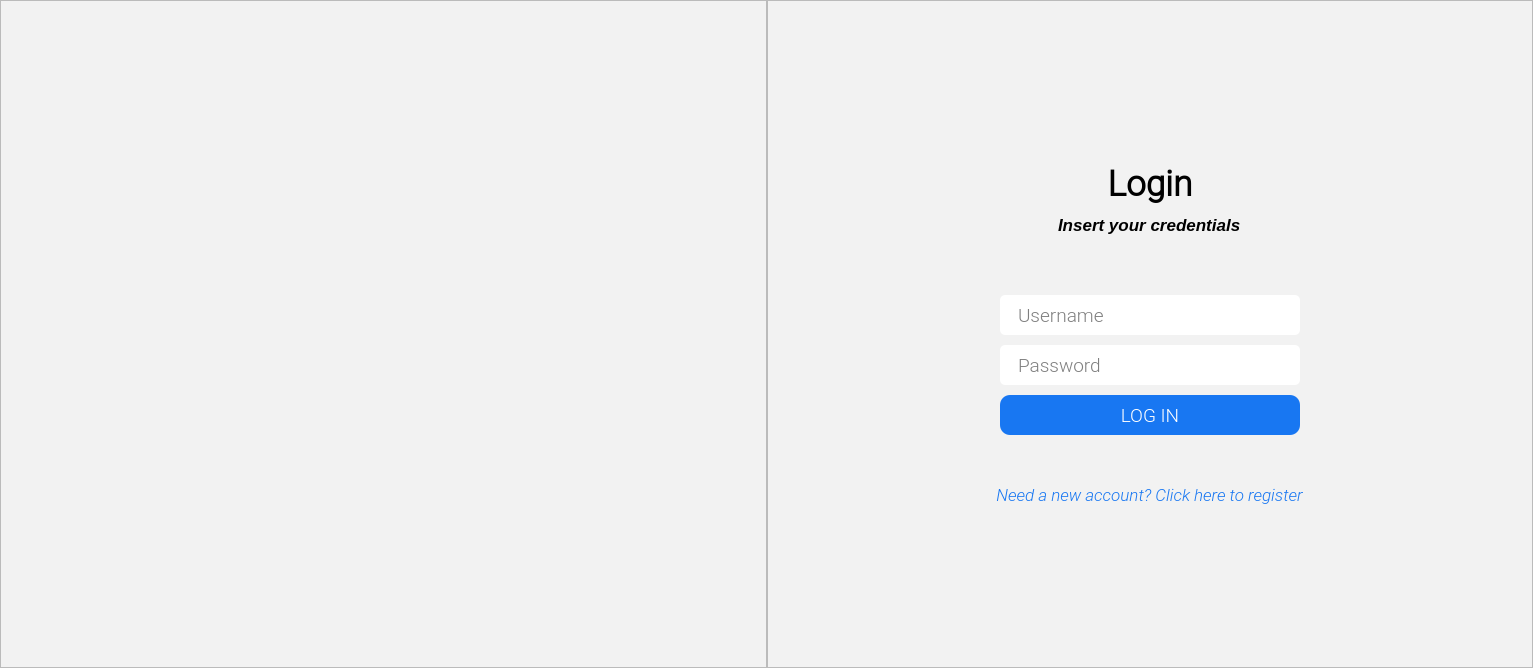
The window that src/client_new/ui/login_form.ui (franco-ruggeri/write-together) describes before a commit, drawn with Qt 5.
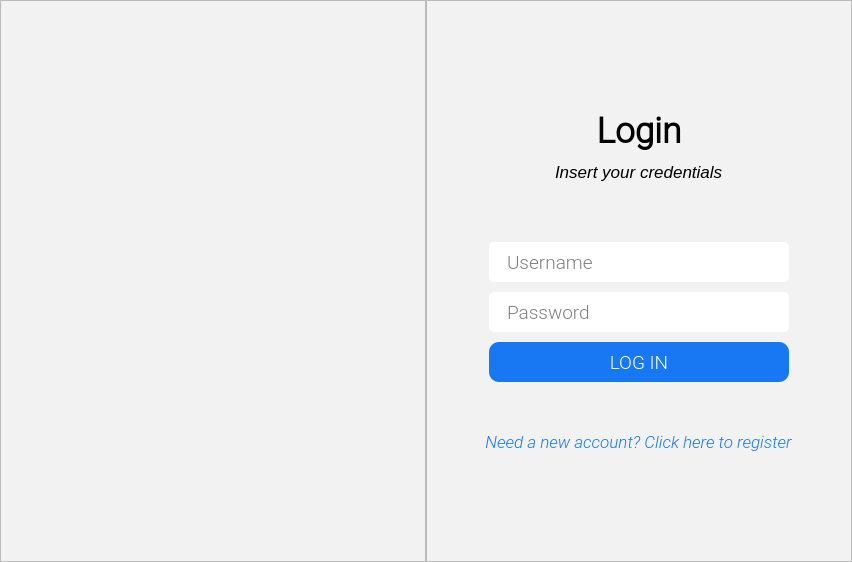
The same window after the commit. Icons and pictures are not drawn.

```diff
--- a/src/client_new/ui/login_form.ui
+++ b/src/client_new/ui/login_form.ui
@@ -6,8 +6,8 @@
    <rect>
     <x>0</x>
     <y>0</y>
-    <width>1533</width>
-    <height>668</height>
+    <width>852</width>
+    <height>562</height>
    </rect>
   </property>
   <property name="sizePolicy">
@@ -29,7 +29,6 @@
    <string notr="true">* {
 	font-family: &quot;Roboto Light&quot;;
 	font-size: 14pt;
-    font-weight: 500;
 }
 
 QFrame {
@@ -43,7 +42,6 @@
 QLineEdit {
 	background-color: white;
 	padding: 5px 16px 5px;
-	height: 34;
     border-radius: 5px;
 }
 
@@ -105,6 +103,12 @@
        <verstretch>0</verstretch>
       </sizepolicy>
      </property>
+     <property name="maximumSize">
+      <size>
+       <width>16777215</width>
+       <height>16777215</height>
+      </size>
+     </property>
      <property name="frameShape">
       <enum>QFrame::StyledPanel</enum>
      </property>
@@ -112,12 +116,24 @@
       <enum>QFrame::Raised</enum>
      </property>
      <layout class="QGridLayout" name="gridLayout">
+      <property name="leftMargin">
+       <number>30</number>
+      </property>
+      <property name="topMargin">
+       <number>30</number>
+      </property>
+      <property name="rightMargin">
+       <number>30</number>
+      </property>
+      <property name="bottomMargin">
+       <number>30</number>
+      </property>
       <item row="0" column="0">
        <widget class="QLabel" name="label_2">
         <property name="maximumSize">
          <size>
-          <width>960</width>
-          <height>640</height>
+          <width>400</width>
+          <height>500</height>
          </size>
         </property>
         <property name="text">
@@ -189,7 +205,7 @@
          <font>
           <family>Roboto Light</family>
           <pointsize>14</pointsize>
-          <weight>62</weight>
+          <weight>75</weight>
           <bold>true</bold>
          </font>
         </property>
@@ -248,8 +264,8 @@
          <font>
           <family>Roboto Light</family>
           <pointsize>14</pointsize>
-          <weight>62</weight>
-          <bold>true</bold>
+          <weight>50</weight>
+          <bold>false</bold>
          </font>
         </property>
         <property name="styleSheet">
@@ -290,8 +306,8 @@
          <font>
           <family>Roboto Light</family>
           <pointsize>14</pointsize>
-          <weight>62</weight>
-          <bold>true</bold>
+          <weight>50</weight>
+          <bold>false</bold>
          </font>
         </property>
         <property name="styleSheet">
@@ -326,8 +342,8 @@
          <font>
           <family>Roboto Light</family>
           <pointsize>14</pointsize>
-          <weight>62</weight>
-          <bold>true</bold>
+          <weight>50</weight>
+          <bold>false</bold>
          </font>
         </property>
         <property name="cursor">
@@ -381,9 +397,9 @@
          <font>
           <family>Roboto Light</family>
           <pointsize>13</pointsize>
-          <weight>62</weight>
+          <weight>50</weight>
           <italic>true</italic>
-          <bold>true</bold>
+          <bold>false</bold>
          </font>
         </property>
         <property name="cursor">
```
Left out of the diff: 4 changed lines with no effect on the pictures.
